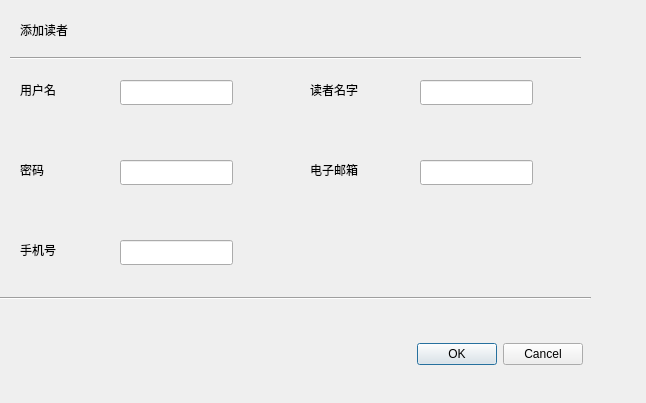
Above: LibraryManager/readerinformationmanageradddatadialog.ui from Guodanding/713topteam_LibraryManagerSystem before the change. Below: the same form after it.
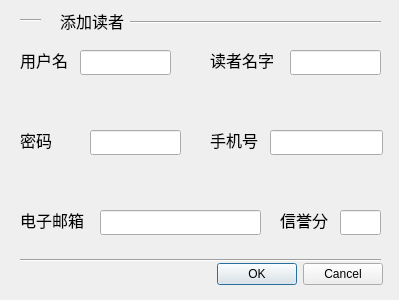
That is the form after the change.

Diff of the .ui file:
```diff
--- a/LibraryManager/readerinformationmanageradddatadialog.ui
+++ b/LibraryManager/readerinformationmanageradddatadialog.ui
@@ -6,172 +6,18 @@
    <rect>
     <x>0</x>
     <y>0</y>
-    <width>646</width>
-    <height>403</height>
+    <width>399</width>
+    <height>300</height>
    </rect>
   </property>
   <property name="windowTitle">
    <string>Form</string>
   </property>
-  <widget class="QLineEdit" name="usernameLineEdit">
-   <property name="geometry">
-    <rect>
-     <x>120</x>
-     <y>80</y>
-     <width>113</width>
-     <height>25</height>
-    </rect>
-   </property>
-  </widget>
-  <widget class="QLineEdit" name="nameLineEdit">
-   <property name="geometry">
-    <rect>
-     <x>420</x>
-     <y>80</y>
-     <width>113</width>
-     <height>25</height>
-    </rect>
-   </property>
-  </widget>
-  <widget class="QLineEdit" name="passwordLineEdit">
-   <property name="geometry">
-    <rect>
-     <x>120</x>
-     <y>160</y>
-     <width>113</width>
-     <height>25</height>
-    </rect>
-   </property>
-  </widget>
-  <widget class="QLineEdit" name="emailLineEdit">
-   <property name="geometry">
-    <rect>
-     <x>420</x>
-     <y>160</y>
-     <width>113</width>
-     <height>25</height>
-    </rect>
-   </property>
-  </widget>
-  <widget class="QLineEdit" name="phoneLineEdit">
-   <property name="geometry">
-    <rect>
-     <x>120</x>
-     <y>240</y>
-     <width>113</width>
-     <height>25</height>
-    </rect>
-   </property>
-  </widget>
-  <widget class="QLabel" name="username">
-   <property name="geometry">
-    <rect>
-     <x>20</x>
-     <y>80</y>
-     <width>69</width>
-     <height>20</height>
-    </rect>
-   </property>
-   <property name="text">
-    <string>用户名</string>
-   </property>
-  </widget>
-  <widget class="QLabel" name="password">
-   <property name="geometry">
-    <rect>
-     <x>20</x>
-     <y>160</y>
-     <width>69</width>
-     <height>20</height>
-    </rect>
-   </property>
-   <property name="text">
-    <string>密码</string>
-   </property>
-  </widget>
-  <widget class="QLabel" name="phone">
-   <property name="geometry">
-    <rect>
-     <x>20</x>
-     <y>240</y>
-     <width>69</width>
-     <height>20</height>
-    </rect>
-   </property>
-   <property name="text">
-    <string>手机号</string>
-   </property>
-  </widget>
-  <widget class="QLabel" name="readername">
-   <property name="geometry">
-    <rect>
-     <x>310</x>
-     <y>80</y>
-     <width>69</width>
-     <height>20</height>
-    </rect>
-   </property>
-   <property name="text">
-    <string>读者名字</string>
-   </property>
-  </widget>
-  <widget class="QLabel" name="email">
-   <property name="geometry">
-    <rect>
-     <x>310</x>
-     <y>160</y>
-     <width>69</width>
-     <height>20</height>
-    </rect>
-   </property>
-   <property name="text">
-    <string>电子邮箱</string>
-   </property>
-  </widget>
-  <widget class="Line" name="line">
-   <property name="geometry">
-    <rect>
-     <x>10</x>
-     <y>50</y>
-     <width>571</width>
-     <height>16</height>
-    </rect>
-   </property>
-   <property name="orientation">
-    <enum>Qt::Horizontal</enum>
-   </property>
-  </widget>
-  <widget class="Line" name="line_2">
-   <property name="geometry">
-    <rect>
-     <x>0</x>
-     <y>290</y>
-     <width>591</width>
-     <height>16</height>
-    </rect>
-   </property>
-   <property name="orientation">
-    <enum>Qt::Horizontal</enum>
-   </property>
-  </widget>
-  <widget class="QLabel" name="label_9">
-   <property name="geometry">
-    <rect>
-     <x>20</x>
-     <y>20</y>
-     <width>69</width>
-     <height>20</height>
-    </rect>
-   </property>
-   <property name="text">
-    <string>添加读者</string>
-   </property>
-  </widget>
   <widget class="QDialogButtonBox" name="buttonBox">
    <property name="geometry">
     <rect>
-     <x>390</x>
-     <y>340</y>
+     <x>190</x>
+     <y>260</y>
      <width>193</width>
      <height>29</height>
     </rect>
@@ -180,6 +26,231 @@
     <set>QDialogButtonBox::Cancel|QDialogButtonBox::Ok</set>
    </property>
   </widget>
+  <widget class="Line" name="line_3">
+   <property name="geometry">
+    <rect>
+     <x>20</x>
+     <y>250</y>
+     <width>361</width>
+     <height>20</height>
+    </rect>
+   </property>
+   <property name="orientation">
+    <enum>Qt::Horizontal</enum>
+   </property>
+  </widget>
+  <widget class="Line" name="line_2">
+   <property name="geometry">
+    <rect>
+     <x>20</x>
+     <y>10</y>
+     <width>21</width>
+     <height>21</height>
+    </rect>
+   </property>
+   <property name="orientation">
+    <enum>Qt::Horizontal</enum>
+   </property>
+  </widget>
+  <widget class="Line" name="line">
+   <property name="geometry">
+    <rect>
+     <x>130</x>
+     <y>12</y>
+     <width>251</width>
+     <height>20</height>
+    </rect>
+   </property>
+   <property name="orientation">
+    <enum>Qt::Horizontal</enum>
+   </property>
+  </widget>
+  <widget class="QLabel" name="label_7">
+   <property name="geometry">
+    <rect>
+     <x>60</x>
+     <y>10</y>
+     <width>71</width>
+     <height>21</height>
+    </rect>
+   </property>
+   <property name="font">
+    <font>
+     <pointsize>12</pointsize>
+    </font>
+   </property>
+   <property name="text">
+    <string>添加读者</string>
+   </property>
+  </widget>
+  <widget class="QLabel" name="label_3">
+   <property name="geometry">
+    <rect>
+     <x>210</x>
+     <y>130</y>
+     <width>51</width>
+     <height>20</height>
+    </rect>
+   </property>
+   <property name="font">
+    <font>
+     <pointsize>12</pointsize>
+    </font>
+   </property>
+   <property name="text">
+    <string>手机号</string>
+   </property>
+  </widget>
+  <widget class="QLineEdit" name="scoreLineEdit">
+   <property name="geometry">
+    <rect>
+     <x>340</x>
+     <y>210</y>
+     <width>41</width>
+     <height>25</height>
+    </rect>
+   </property>
+  </widget>
+  <widget class="QLineEdit" name="passwordLineEdit">
+   <property name="geometry">
+    <rect>
+     <x>90</x>
+     <y>130</y>
+     <width>91</width>
+     <height>25</height>
+    </rect>
+   </property>
+  </widget>
+  <widget class="QLabel" name="label_2">
+   <property name="geometry">
+    <rect>
+     <x>20</x>
+     <y>130</y>
+     <width>61</width>
+     <height>20</height>
+    </rect>
+   </property>
+   <property name="font">
+    <font>
+     <pointsize>12</pointsize>
+    </font>
+   </property>
+   <property name="text">
+    <string>密码</string>
+   </property>
+  </widget>
+  <widget class="QLineEdit" name="usernameLineEdit">
+   <property name="geometry">
+    <rect>
+     <x>80</x>
+     <y>50</y>
+     <width>91</width>
+     <height>25</height>
+    </rect>
+   </property>
+  </widget>
+  <widget class="QLineEdit" name="phoneLineEdit">
+   <property name="geometry">
+    <rect>
+     <x>270</x>
+     <y>130</y>
+     <width>113</width>
+     <height>25</height>
+    </rect>
+   </property>
+  </widget>
+  <widget class="QLabel" name="label_4">
+   <property name="geometry">
+    <rect>
+     <x>280</x>
+     <y>210</y>
+     <width>51</width>
+     <height>20</height>
+    </rect>
+   </property>
+   <property name="font">
+    <font>
+     <pointsize>12</pointsize>
+    </font>
+   </property>
+   <property name="text">
+    <string>信誉分</string>
+   </property>
+  </widget>
+  <widget class="QLineEdit" name="nameLineEdit">
+   <property name="geometry">
+    <rect>
+     <x>290</x>
+     <y>50</y>
+     <width>91</width>
+     <height>25</height>
+    </rect>
+   </property>
+  </widget>
+  <widget class="QLineEdit" name="emailLineEdit">
+   <property name="geometry">
+    <rect>
+     <x>100</x>
+     <y>210</y>
+     <width>161</width>
+     <height>25</height>
+    </rect>
+   </property>
+  </widget>
+  <widget class="QLabel" name="label">
+   <property name="geometry">
+    <rect>
+     <x>20</x>
+     <y>50</y>
+     <width>51</width>
+     <height>20</height>
+    </rect>
+   </property>
+   <property name="font">
+    <font>
+     <pointsize>12</pointsize>
+    </font>
+   </property>
+   <property name="text">
+    <string>用户名</string>
+   </property>
+  </widget>
+  <widget class="QLabel" name="label_6">
+   <property name="geometry">
+    <rect>
+     <x>20</x>
+     <y>210</y>
+     <width>71</width>
+     <height>20</height>
+    </rect>
+   </property>
+   <property name="font">
+    <font>
+     <pointsize>12</pointsize>
+    </font>
+   </property>
+   <property name="text">
+    <string>电子邮箱</string>
+   </property>
+  </widget>
+  <widget class="QLabel" name="label_5">
+   <property name="geometry">
+    <rect>
+     <x>210</x>
+     <y>50</y>
+     <width>71</width>
+     <height>20</height>
+    </rect>
+   </property>
+   <property name="font">
+    <font>
+     <pointsize>12</pointsize>
+    </font>
+   </property>
+   <property name="text">
+    <string>读者名字</string>
+   </property>
+  </widget>
  </widget>
  <resources/>
  <connections/>
```
